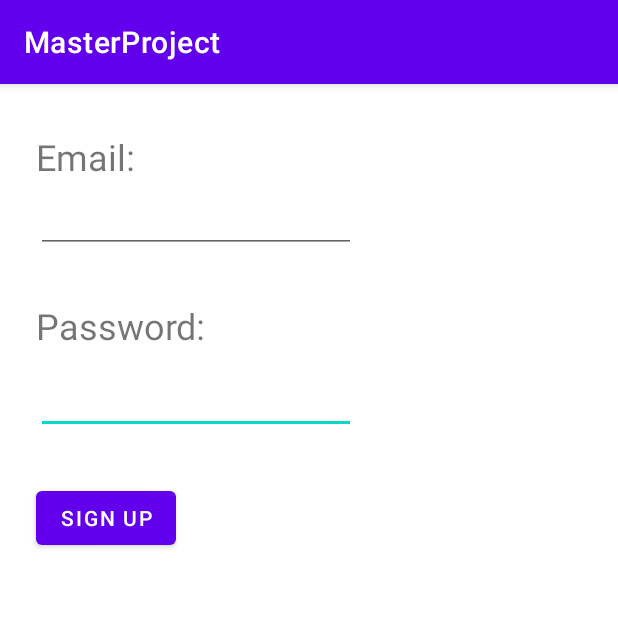
After one commit to sberbom/masterProject, an Android app: the SignUpActivity screen opened directly, with no data from a screen before it, on a phone screen of 412 x 824 dp, the top half of it. The commit adds this screen. Run offline under Robolectric (Android 15) with nearby library versions, the light colour scheme and no system bars; our stand-ins replace Firebase (no records; nobody signed in at launch, a user with empty details on screens opened directly).

Commit message:
added user authentication and email verification with firebase

```diff
--- a/app/build.gradle
+++ b/app/build.gradle
@@ -1,6 +1,7 @@
 plugins {
     id 'com.android.application'
     id 'kotlin-android'
+    id 'com.google.gms.google-services'
 }
 
 android {
@@ -33,11 +34,14 @@ android {
 
 dependencies {
 
+    implementation platform('com.google.firebase:firebase-bom:29.0.3')
     implementation 'androidx.core:core-ktx:1.7.0'
     implementation 'androidx.appcompat:appcompat:1.4.0'
     implementation 'com.google.android.material:material:1.4.0'
     implementation 'org.bouncycastle:bcpkix-jdk15to18:1.70'
     implementation 'org.bouncycastle:bcprov-jdk15to18:1.70'
+    implementation 'com.google.firebase:firebase-analytics-ktx'
+    implementation 'com.google.firebase:firebase-auth-ktx:20.0.4'
     testImplementation 'junit:junit:4.+'
     androidTestImplementation 'androidx.test.ext:junit:1.1.3'
     androidTestImplementation 'androidx.test.espresso:espresso-core:3.4.0'
--- a/app/src/main/AndroidManifest.xml
+++ b/app/src/main/AndroidManifest.xml
@@ -18,6 +18,8 @@
                 <category android:name="android.intent.category.LAUNCHER" />
             </intent-filter>
         </activity>
+        <activity android:name=".SignUpActivity"/>
+        <activity android:name=".LogInActivity"/>
 
     </application>
 
--- /dev/null
+++ b/app/src/main/java/com/example/masterproject/SignUpActivity.kt
@@ -0,0 +1,88 @@
+package com.example.masterproject
+
+import android.content.Intent
+import androidx.appcompat.app.AppCompatActivity
+import android.os.Bundle
+import android.util.Log
+import android.widget.Button
+import android.widget.TextView
+import android.widget.Toast
+import com.google.firebase.auth.FirebaseAuth
+import com.google.firebase.auth.ktx.auth
+import com.google.firebase.ktx.Firebase
+
+
+class SignUpActivity: AppCompatActivity() {
+
+    private lateinit var auth: FirebaseAuth
+
+    override fun onCreate(savedInstanceState: Bundle?) {
+        super.onCreate(savedInstanceState)
+        //val intent = intent
+        //val value = intent.getStringExtra("key") //if it's a string you stored.
+        setContentView(R.layout.activity_sign_up)
+        auth = Firebase.auth
+
+        val signUpButton: Button = findViewById(R.id.sendInSignUpButton)
+        signUpButton.setOnClickListener {
+            val emailTextView: TextView = findViewById(R.id.emailInputText)
+            val passwordTextView: TextView = findViewById(R.id.passwordInputText)
+            signUp(emailTextView.text.toString(), passwordTextView.text.toString())
+        }
+
+    }
+
+    public override fun onStart() {
+        super.onStart()
+        // Check if user is signed in (non-null) and update UI accordingly.
+        val currentUser = auth.currentUser
+        if(currentUser != null){
+            Toast.makeText(
+                baseContext, "Please log out first",
+                Toast.LENGTH_SHORT
+            ).show()
+            returnToMainActivity()
+        }
+    }
+
+    private fun signUp(email: String, password: String) {
+        if(Utils.isEmail(email)) {
+            auth.createUserWithEmailAndPassword(email, password)
+                .addOnCompleteListener(this) { task ->
+                    if (task.isSuccessful) {
+                        // Sign in success, update UI with the signed-in user's information
+                        Log.d("FIREBASE LOGIN", "createUserWithEmail:success")
+                        val user = auth.currentUser
+                        user!!.sendEmailVerification()
+                        Toast.makeText(
+                            baseContext, "Confirm email and log in",
+                            Toast.LENGTH_SHORT
+                        ).show()
+                        auth.signOut()
+                        returnToMainActivity()
+                    } else {
+                        // If sign in fails, display a message to the user.
+                        Log.w("FIREBASE LOGIN", "createUserWithEmail:failure", task.exception)
+                        Toast.makeText(
+                            baseContext, "Authentication failed.",
+                            Toast.LENGTH_SHORT
+                        ).show()
+                    }
+                }
+        }
+        else{
+            Toast.makeText(
+                baseContext, "Not valid email",
+                Toast.LENGTH_SHORT
+            ).show()
+        }
+    }
+
+    private fun returnToMainActivity() {
+        val myIntent = Intent(this@SignUpActivity, MainActivity::class.java)
+        //myIntent.putExtra("key", value) //Optional parameters
+        this@SignUpActivity.startActivity(myIntent)
+    }
+
+
+}
--- a/app/src/main/java/com/example/masterproject/Utils.kt
+++ b/app/src/main/java/com/example/masterproject/Utils.kt
@@ -1,5 +1,6 @@
 package com.example.masterproject
 
+import android.text.TextUtils
 import org.bouncycastle.asn1.x500.X500Name
 import org.bouncycastle.asn1.x509.SubjectPublicKeyInfo
 import java.lang.Exception
@@ -126,5 +127,9 @@ class Utils {
             }
             return null
         }
+
+        fun isEmail(email: String): Boolean {
+            return !TextUtils.isEmpty(email) && android.util.Patterns.EMAIL_ADDRESS.matcher(email).matches();
+        }
     }
 }
--- /dev/null
+++ b/app/src/main/res/layout/activity_sign_up.xml
@@ -0,0 +1,58 @@
+<?xml version="1.0" encoding="utf-8"?>
+<androidx.constraintlayout.widget.ConstraintLayout xmlns:android="http://schemas.android.com/apk/res/android"
+    xmlns:app="http://schemas.android.com/apk/res-auto"
+    xmlns:tools="http://schemas.android.com/tools"
+    android:layout_width="match_parent"
+    android:layout_height="match_parent">
+
+    <EditText
+        android:id="@+id/passwordInputText"
+        android:layout_width="wrap_content"
+        android:layout_height="wrap_content"
+        android:layout_marginTop="8dp"
+        android:ems="10"
+        android:inputType="textPassword"
+        android:minHeight="48dp"
+        app:layout_constraintStart_toStartOf="@+id/PasswordText"
+        app:layout_constraintTop_toBottomOf="@+id/PasswordText" />
+
+    <EditText
+        android:id="@+id/emailInputText"
+        android:layout_width="wrap_content"
+        android:layout_height="wrap_content"
+        android:ems="10"
+        android:inputType="textEmailAddress"
+        android:minHeight="48dp"
+        app:layout_constraintStart_toStartOf="@+id/emailText"
+        app:layout_constraintTop_toBottomOf="@+id/emailText" />
+
+    <TextView
+        android:id="@+id/emailText"
+        android:layout_width="wrap_content"
+        android:layout_height="wrap_content"
+        android:layout_marginStart="24dp"
+        android:layout_marginTop="32dp"
+        android:text="Email:"
+        android:textSize="24sp"
+        app:layout_constraintStart_toStartOf="parent"
+        app:layout_constraintTop_toTopOf="parent" />
+
+    <TextView
+        android:id="@+id/PasswordText"
+        android:layout_width="wrap_content"
+        android:layout_height="wrap_content"
+        android:layout_marginTop="32dp"
+        android:text="Password:"
+        android:textSize="24sp"
+        app:layout_constraintStart_toStartOf="@+id/emailInputText"
+        app:layout_constraintTop_toBottomOf="@+id/emailInputText" />
+
+    <Button
+        android:id="@+id/sendInSignUpButton"
+        android:layout_width="wrap_content"
+        android:layout_height="wrap_content"
+        android:layout_marginTop="32dp"
+        android:text="Sign Up"
+        app:layout_constraintStart_toStartOf="@+id/passwordInputText"
+        app:layout_constraintTop_toBottomOf="@+id/passwordInputText" />
+</androidx.constraintlayout.widget.ConstraintLayout>
--- a/build.gradle
+++ b/build.gradle
@@ -7,6 +7,7 @@ buildscript {
     dependencies {
         classpath "com.android.tools.build:gradle:7.0.2"
         classpath "org.jetbrains.kotlin:kotlin-gradle-plugin:1.5.20"
+        classpath 'com.google.gms:google-services:4.3.10'
 
         // NOTE: Do not place your application dependencies here; they belong
         // in the individual module build.gradle files
```
Also changed, not shown: app/src/main/java/com/example/masterproject/LogInActivity.kt (added, +81 -0 lines), app/src/main/java/com/example/masterproject/MainActivity.kt (+42 -0 lines), app/src/main/res/layout/activity_log_in.xml (added, +58 -0 lines), app/src/main/res/layout/activity_main.xml (+39 -2 lines), 1 other file.
